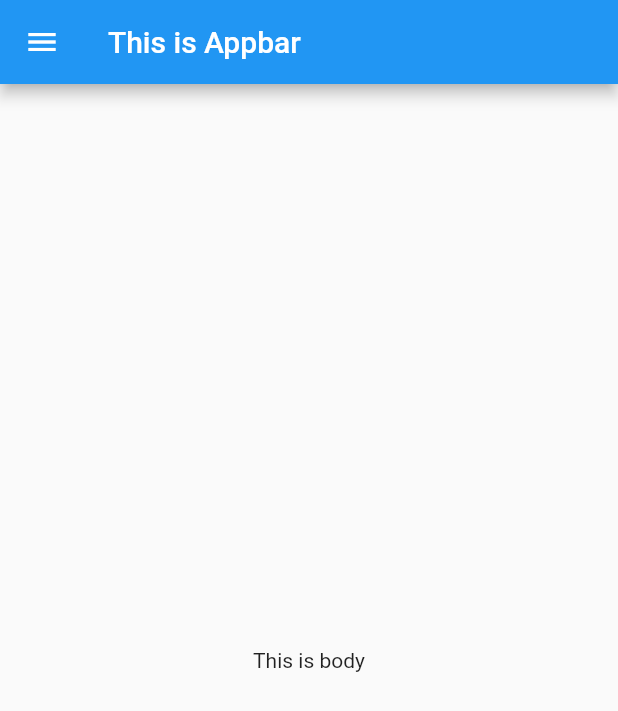
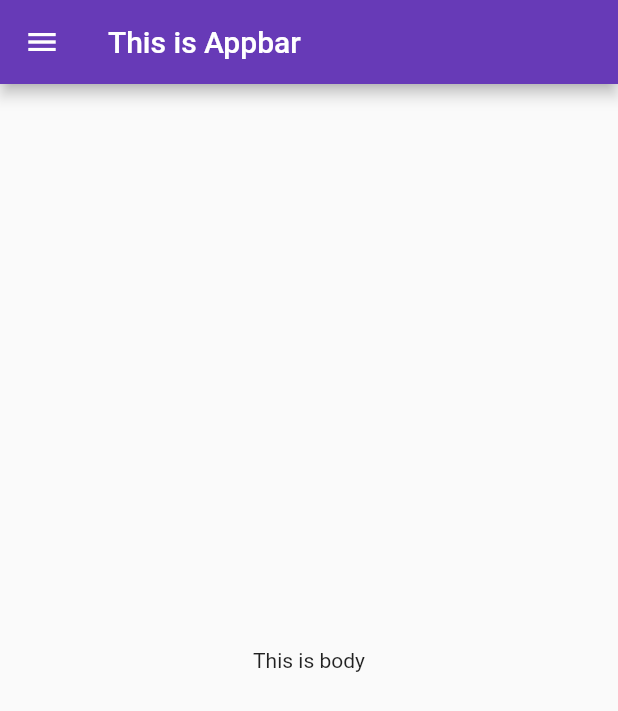
Before and after one commit to sushantsharma07/30days_flutter, a Flutter app: the screen it shows after launch, on a phone screen of 412 x 824 dp. Shown: the top 711 px of the screen. Run offline on Flutter 3.47's test engine with Material 2 defaults, Android fonts, the phone set to English and light mode, and no system bars.

Commit message:
day3 completed

```diff
--- a/first_project/lib/main.dart
+++ b/first_project/lib/main.dart
@@ -1,4 +1,5 @@
 import 'package:first_project/pages/home_page.dart';
+import 'package:first_project/pages/login.dart';
 import 'package:flutter/material.dart';
 
 void main() {
@@ -8,8 +9,18 @@ void main() {
 class MyApp extends StatelessWidget {
   const MyApp({Key? key}) : super(key: key);
 
+  get routes => null;
+
   @override
   Widget build(BuildContext context) {
-    return MaterialApp(home: HomePage());
+    return MaterialApp(
+        theme: ThemeData(primarySwatch: Colors.deepPurple),
+        themeMode: ThemeMode.light,
+        darkTheme: ThemeData(brightness: Brightness.dark),
+        initialRoute: "/home",
+        routes: {
+          "/home": (context) => HomePage(),
+          "/login": (context) => Login()
+        });
   }
 }
--- a/first_project/lib/pages/home_page.dart
+++ b/first_project/lib/pages/home_page.dart
@@ -1,8 +1,6 @@
 import 'package:flutter/material.dart';
 
 class HomePage extends StatelessWidget {
-  const HomePage({Key? key}) : super(key: key);
-
   @override
   Widget build(BuildContext context) {
     return Scaffold(
```
Also changed, not shown: first_project/lib/pages/login.dart (+8 -5 lines).
